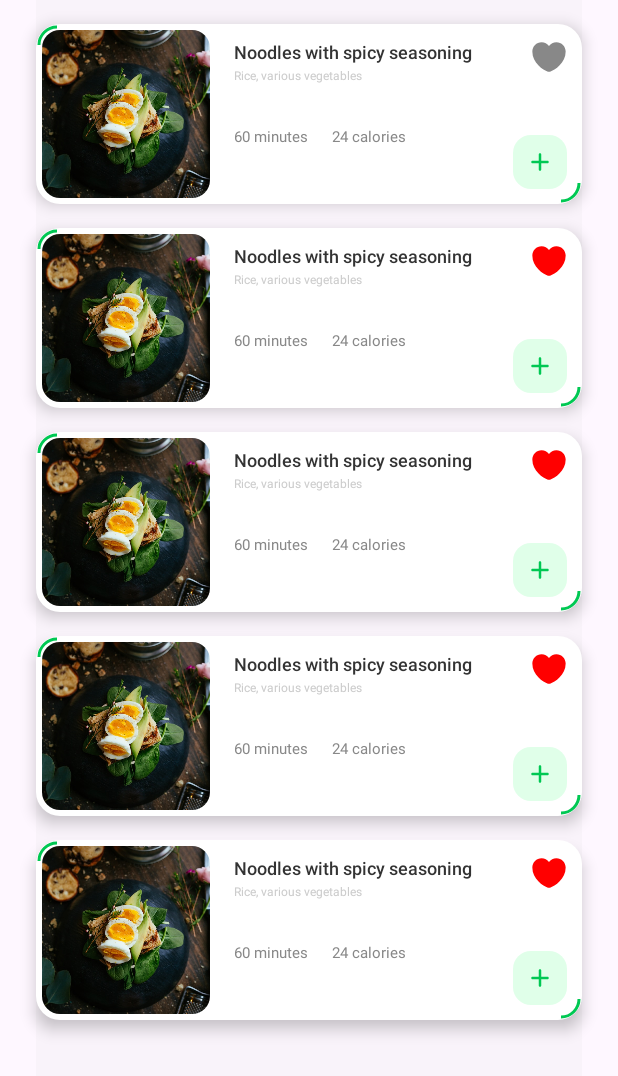
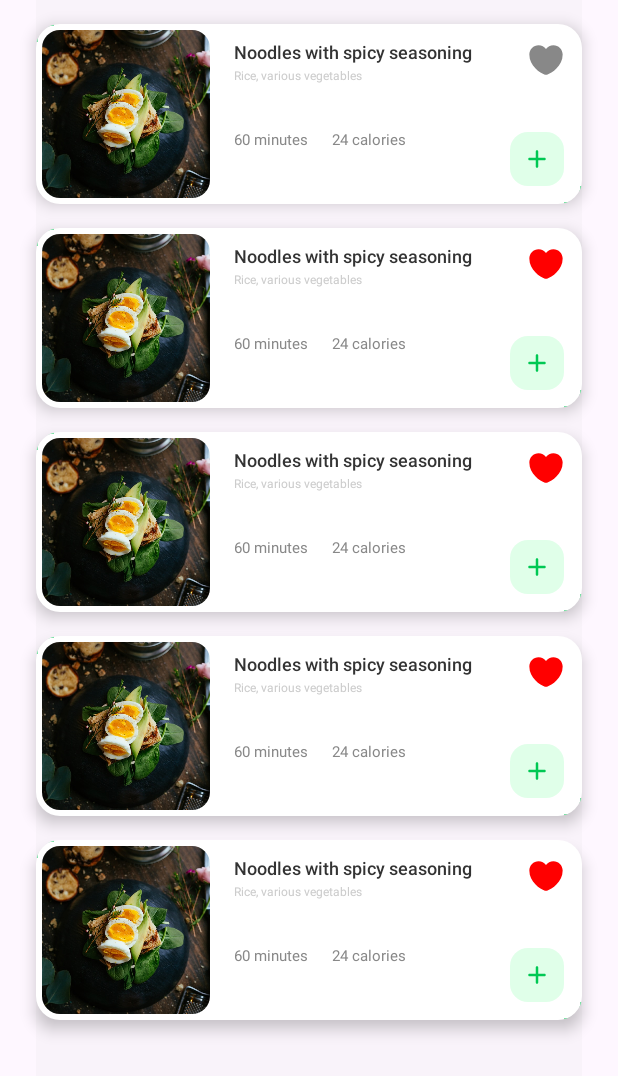
Before and after one commit to RahimMahmoudzadeh/Coach, an Android app built with Jetpack Compose: the composable FoodCardList called with sample values from the repository, on a phone screen of 412 x 824 dp. Shown: the top 1076 px of the screen. Run offline under Robolectric (Android 15) with nearby library versions, the light colour scheme and no system bars.

Commit message:
feat: use design system tokens (font size,space and size) in FoodCardList.kt

```diff
--- a/feature/home/src/main/kotlin/com/rahim/coach/feature/home/components/FoodCardList.kt
+++ b/feature/home/src/main/kotlin/com/rahim/coach/feature/home/components/FoodCardList.kt
@@ -38,6 +38,9 @@ import androidx.compose.ui.unit.Dp
 import androidx.compose.ui.unit.dp
 import androidx.compose.ui.unit.sp
 import com.rahim.coach.feature.home.R
+import com.rahim.coach.library.designsystem.base.LocalFontSize
+import com.rahim.coach.library.designsystem.base.LocalSize
+import com.rahim.coach.library.designsystem.base.LocalSpacing
 
 data class FoodCardItem(
     val imageRes: Int,
@@ -55,11 +58,16 @@ fun FoodCard(
     onAddClick: () -> Unit,
     modifier: Modifier = Modifier,
 ) {
+
+    val size = LocalSize.current
+    val space = LocalSpacing.current
+    val fontSize = LocalFontSize.current
+
     Card(
         modifier = modifier
             .fillMaxWidth()
             .height(120.dp),
-        shape = RoundedCornerShape(16.dp),
+        shape = RoundedCornerShape(size.extraSmall),
         elevation = CardDefaults.cardElevation(defaultElevation = HomeConstants.DEF_CARD_ELEVATION),
         colors = CardDefaults.cardColors(containerColor = Color.White)
     ) {
@@ -73,7 +81,7 @@ fun FoodCard(
             CornerAccent(
                 modifier = Modifier
                     .fillMaxSize()
-                    .padding(14.dp),
+                    .padding(space.small),
                 cornerColor = Color(0xFF00C853), // bright green
                 cornerStrokeWidth = 2.dp
             )
@@ -89,31 +97,31 @@ fun FoodCard(
                     painter = painterResource(id = item.imageRes),
                     contentDescription = "Food image",
                     modifier = Modifier
-                        .padding(4.dp)
+                        .padding(space.default)
                         .fillMaxHeight()
                         .aspectRatio(1f)
-                        .clip(RoundedCornerShape(12.dp)),
+                        .clip(RoundedCornerShape(size.extraExtraSmall)),
                     contentScale = ContentScale.Crop
                 )
 
-                Spacer(modifier = Modifier.width(12.dp))
+                Spacer(modifier = Modifier.width(size.extraExtraSmall))
 
                 // Text content (title, subtitle, time/calories row)
                 Column(
                     modifier = Modifier
                         .weight(1f)
-                        .padding(vertical = 12.dp), // So the text columns fill the remaining space
+                        .padding(vertical = space.small), // So the text columns fill the remaining space
                     verticalArrangement = Arrangement.Top
                 ) {
                     Text(
                         text = item.title,
                         style = TextStyle(
                             fontWeight = FontWeight.SemiBold,
-                            fontSize = 12.sp,
+                            fontSize = fontSize.default,
                             color = Color(0xFF333333)
                         )
                     )
-                    Spacer(modifier = Modifier.height(4.dp))
+                    Spacer(modifier = Modifier.height(size.default))
                     Text(
                         text = item.subtitle,
                         style = TextStyle(
@@ -123,7 +131,7 @@ fun FoodCard(
                         )
                     )
 
-                    Spacer(modifier = Modifier.height(30.dp))
+                    Spacer(modifier = Modifier.height(size.extraLarge))
 
                     // Time + Calories in a row
                     Row {
@@ -135,7 +143,7 @@ fun FoodCard(
                                 color = Color.Gray
                             )
                         )
-                        Spacer(modifier = Modifier.width(16.dp))
+                        Spacer(modifier = Modifier.width(size.extraSmall))
                         Text(
                             text = item.calories,
                             style = TextStyle(
@@ -147,7 +155,7 @@ fun FoodCard(
                     }
                 }
 
-                Spacer(modifier = Modifier.width(8.dp))
+                Spacer(modifier = Modifier.width(size.extraExtraExtraSmall))
 
 
             }
@@ -161,8 +169,8 @@ fun FoodCard(
                 tint = if (item.isFavorite) Color.Red else Color.Gray,
                 modifier = Modifier
                     .align(Alignment.TopEnd)
-                    .padding(10.dp)
-                    .size(24.dp)
+                    .padding(space.small)
+                    .size(size.medium)
                     .clickable {
                         onFavoriteClick(!item.isFavorite)
                     }
@@ -171,9 +179,9 @@ fun FoodCard(
             // The round "plus" button
             Box(
                 modifier = Modifier
-                    .padding(10.dp)
-                    .size(36.dp)
-                    .clip(RoundedCornerShape(12.dp))
+                    .padding(space.small)
+                    .size(size.extraExtraLarge)
+                    .clip(RoundedCornerShape(size.extraExtraSmall))
                     .background(Color(0xFFE0FFE9)) // pale green
                     .clickable { onAddClick() }
                     .align(Alignment.BottomEnd),
@@ -183,7 +191,7 @@ fun FoodCard(
                     painter = painterResource(id = R.drawable.round_add_24),
                     contentDescription = "Add to plan",
                     tint = Color(0xFF00C853),
-                    modifier = Modifier.size(20.dp)
+                    modifier = Modifier.size(size.small)
                 )
             }
         }
@@ -196,13 +204,14 @@ fun CornerAccent(
     cornerStrokeWidth: Dp,
     modifier: Modifier = Modifier,
 ) {
+    val localSize = LocalSize.current
     Canvas(
         modifier
             .fillMaxWidth()
             .fillMaxHeight()
     ) {
         val strokePx = cornerStrokeWidth.toPx()
-        val cornerRadius = 24.dp.toPx()  // how "curved" each corner arc is
+        val cornerRadius = localSize.medium.toPx()  // how "curved" each corner arc is
 
         // Top-left arc
         drawArc(
@@ -232,15 +241,17 @@ fun CornerAccent(
 fun FoodCardList(
     items: List<FoodCardItem>,
 ) {
+    val size = LocalSize.current
+    val space = LocalSpacing.current
 
     Column(
         modifier = Modifier
-            .padding(horizontal = 24.dp)
+            .padding(horizontal = space.extraLarge)
             .fillMaxSize()
             .background(Color.LightGray.copy(alpha = 0.1f)), // optional
         horizontalAlignment = Alignment.CenterHorizontally
     ) {
-        Spacer(Modifier.height(16.dp))
+        Spacer(Modifier.height(size.extraSmall))
         items.forEach { item ->
             FoodCard(
                 item = item,
@@ -251,7 +262,7 @@ fun FoodCardList(
                     // handle add
                 }
             )
-            Spacer(Modifier.height(16.dp))
+            Spacer(Modifier.height(size.extraSmall))
         }
 
     }
```
